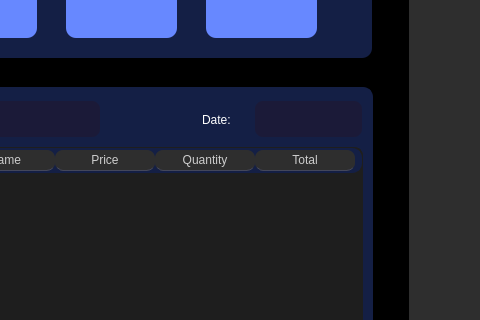
This is assets/uiux/rma.ui in JinxSeven/retail-manager-lite as Qt 5 draws it before an edit; both pictures show x 508 to 988 and y 134 to 454 of the 988 by 725 pixel window. The edited form follows.
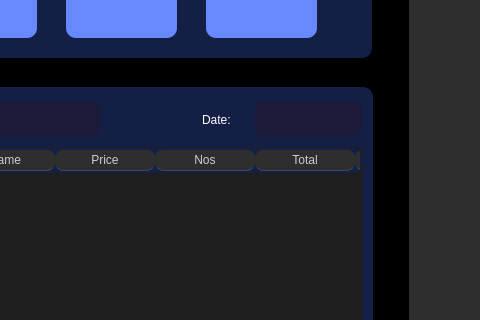
This is the edited form. Icons and pictures are not drawn.

Commit message:
Added Del Column
Added delete column to order table

What changed in the file:
```diff
--- a/assets/uiux/rma.ui
+++ b/assets/uiux/rma.ui
@@ -852,7 +852,7 @@
        </column>
        <column>
         <property name="text">
-         <string>Quantity</string>
+         <string>Nos</string>
         </property>
        </column>
        <column>
@@ -860,6 +860,11 @@
          <string>Total</string>
         </property>
        </column>
+       <column>
+        <property name="text">
+         <string>Del</string>
+        </property>
+       </column>
       </widget>
       <widget class="QLabel" name="orderIdLbl">
        <property name="geometry">
```
